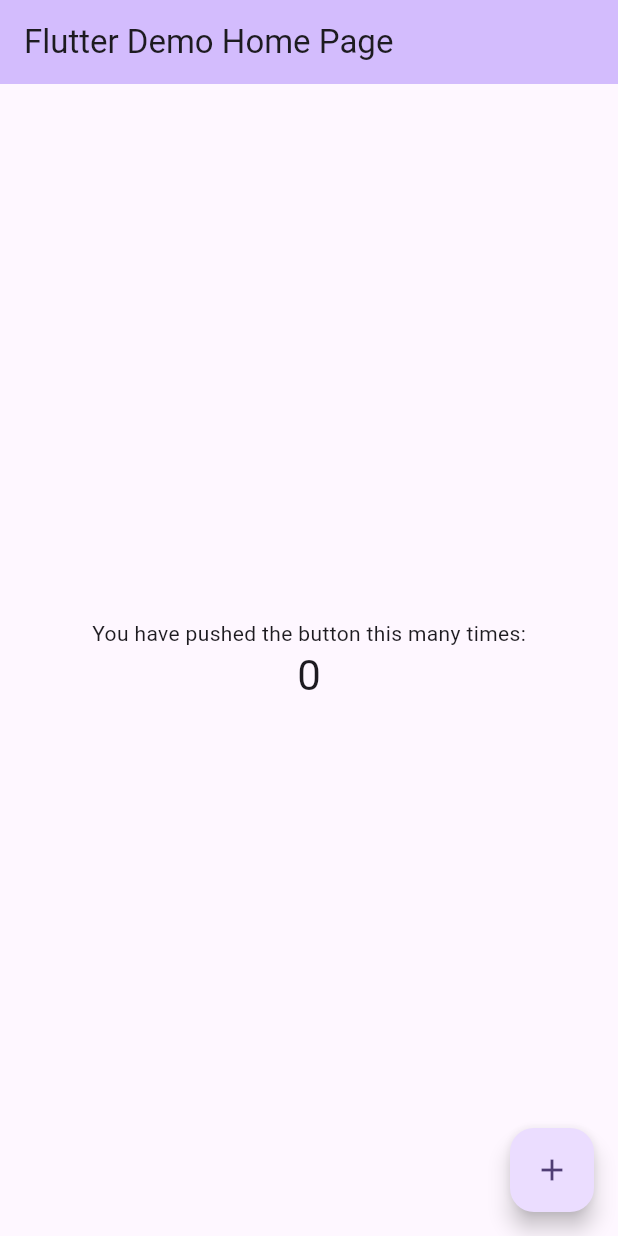
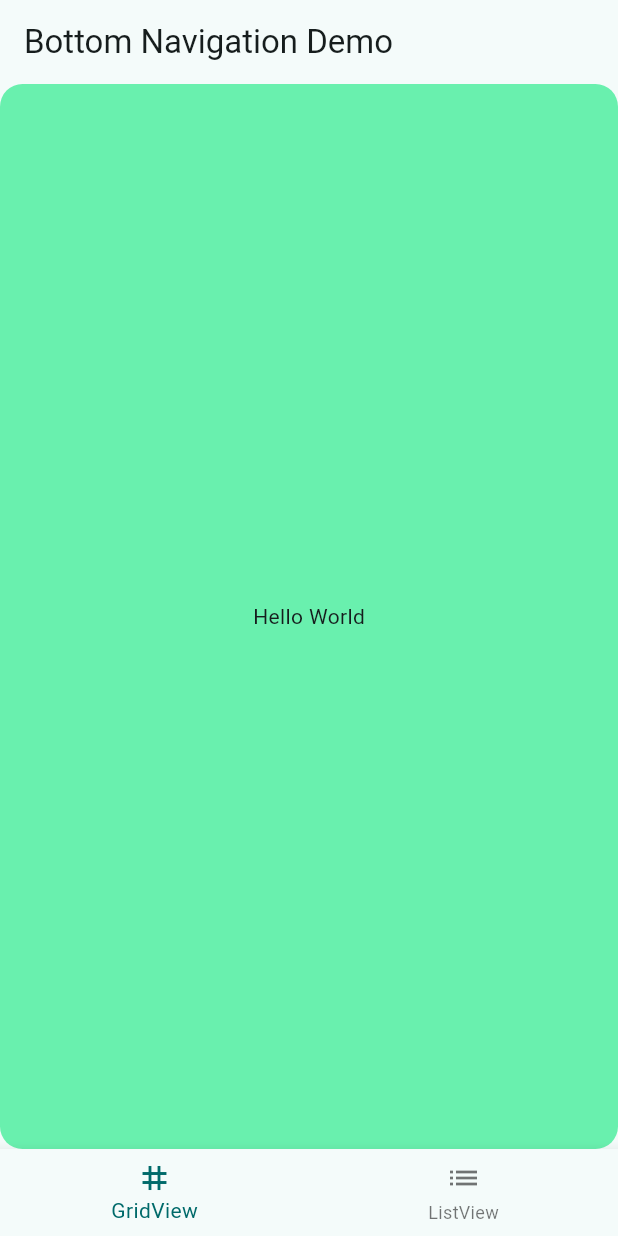
Before and after one commit to rafliadi9789/belajar_flutter, a Flutter app: the screen it shows after launch, on a phone screen of 412 x 824 dp. Run offline on Flutter 3.47's test engine with Material 3 defaults, Android fonts, the phone set to English and light mode, and no system bars.

Commit message:
Initial commit

```diff
--- /dev/null
+++ b/lib/home/GridViewLearning.dart
@@ -0,0 +1,15 @@
+import 'package:flutter/material.dart';
+
+class GridViewLearning extends StatelessWidget {
+  GridViewLearning({super.key});
+
+ @override
+  Widget build(BuildContext context) {
+    // TODO: implement build
+    return Container(
+      decoration: BoxDecoration(
+        color: Colors.greenAccent, borderRadius: BorderRadius.circular(15)),
+      child: const Center(child: Text('Hello World')),
+      );
+  }
+}
--- /dev/null
+++ b/lib/home/homepagewithmenu.dart
@@ -0,0 +1,46 @@
+import 'package:flutter/material.dart';
+import 'ListsWithCards.dart';
+import 'GridViewLearning.dart';
+
+class MainScreen extends StatefulWidget {
+  @override
+  _MainScreenState createState() => _MainScreenState();
+}
+
+class _MainScreenState extends State<MainScreen> {
+  int _currentIndex = 0;
+
+  final List<Widget> _tabs = [
+    GridViewLearning(),
+    ListsWithCards(),
+];
+
+@override
+Widget build(BuildContext context) {
+  return Scaffold (
+    appBar: AppBar (
+      title: Text('Bottom Navigation Demo'),
+  ),
+    body: _tabs[_currentIndex],
+    bottomNavigationBar: BottomNavigationBar(
+       currentIndex: _currentIndex,
+       onTap: (int index) {
+         setState(() {
+            _currentIndex = index;
+        });
+      },
+
+      items: [
+        BottomNavigationBarItem(
+          icon: Icon(Icons.grid_3x3),
+          label: 'GridView'
+        ),
+        BottomNavigationBarItem(
+          icon: Icon(Icons.list),
+          label: 'ListView',
+         ),
+       ],
+       ),
+         );
+    }
+}
--- a/lib/main.dart
+++ b/lib/main.dart
@@ -1,125 +1,22 @@
 import 'package:flutter/material.dart';
+import 'home/homepagewithmenu.dart';
+
 
 void main() {
-  runApp(const MyApp());
+  runApp( MyApp());
 }
 
 class MyApp extends StatelessWidget {
   const MyApp({super.key});
-
-  // This widget is the root of your application.
   @override
   Widget build(BuildContext context) {
     return MaterialApp(
-      title: 'Flutter Demo',
-      theme: ThemeData(
-        // This is the theme of your application.
-        //
-        // TRY THIS: Try running your application with "flutter run". You'll see
-        // the application has a purple toolbar. Then, without quitting the app,
-        // try changing the seedColor in the colorScheme below to Colors.green
-        // and then invoke "hot reload" (save your changes or press the "hot
-        // reload" button in a Flutter-supported IDE, or press "r" if you used
-        // the command line to start the app).
-        //
-        // Notice that the counter didn't reset back to zero; the application
-        // state is not lost during the reload. To reset the state, use hot
-        // restart instead.
-        //
-        // This works for code too, not just values: Most code changes can be
-        // tested with just a hot reload.
-        colorScheme: ColorScheme.fromSeed(seedColor: Colors.deepPurple),
-        useMaterial3: true,
-      ),
-      home: const MyHomePage(title: 'Flutter Demo Home Page'),
-    );
+          title: 'Multiple List with Cards',
+        theme: ThemeData(
+          colorScheme: ColorScheme.fromSeed(seedColor: Colors.cyanAccent),
+          useMaterial3: true,
+        ),
+      home: MainScreen(),
+        );
   }
 }
-
-class MyHomePage extends StatefulWidget {
-  const MyHomePage({super.key, required this.title});
-
-  // This widget is the home page of your application. It is stateful, meaning
-  // that it has a State object (defined below) that contains fields that affect
-  // how it looks.
-
-  // This class is the configuration for the state. It holds the values (in this
-  // case the title) provided by the parent (in this case the App widget) and
-  // used by the build method of the State. Fields in a Widget subclass are
-  // always marked "final".
-
-  final String title;
-
-  @override
-  State<MyHomePage> createState() => _MyHomePageState();
-}
-
-class _MyHomePageState extends State<MyHomePage> {
-  int _counter = 0;
-
-  void _incrementCounter() {
-    setState(() {
-      // This call to setState tells the Flutter framework that something has
-      // changed in this State, which causes it to rerun the build method below
-      // so that the display can reflect the updated values. If we changed
-      // _counter without calling setState(), then the build method would not be
-      // called again, and so nothing would appear to happen.
-      _counter++;
-    });
-  }
-
-  @override
-  Widget build(BuildContext context) {
-    // This method is rerun every time setState is called, for instance as done
-    // by the _incrementCounter method above.
-    //
-    // The Flutter framework has been optimized to make rerunning build methods
-    // fast, so that you can just rebuild anything that needs updating rather
-    // than having to individually change instances of widgets.
-    return Scaffold(
-      appBar: AppBar(
-        // TRY THIS: Try changing the color here to a specific color (to
-        // Colors.amber, perhaps?) and trigger a hot reload to see the AppBar
-        // change color while the other colors stay the same.
-        backgroundColor: Theme.of(context).colorScheme.inversePrimary,
-        // Here we take the value from the MyHomePage object that was created by
-        // the App.build method, and use it to set our appbar title.
-        title: Text(widget.title),
-      ),
-      body: Center(
-        // Center is a layout widget. It takes a single child and positions it
-        // in the middle of the parent.
-        child: Column(
-          // Column is also a layout widget. It takes a list of children and
-          // arranges them vertically. By default, it sizes itself to fit its
-          // children horizontally, and tries to be as tall as its parent.
-          //
-          // Column has various properties to control how it sizes itself and
-          // how it positions its children. Here we use mainAxisAlignment to
-          // center the children vertically; the main axis here is the vertical
-          // axis because Columns are vertical (the cross axis would be
-          // horizontal).
-          //
-          // TRY THIS: Invoke "debug painting" (choose the "Toggle Debug Paint"
-          // action in the IDE, or press "p" in the console), to see the
-          // wireframe for each widget.
-          mainAxisAlignment: MainAxisAlignment.center,
-          children: <Widget>[
-            const Text(
-              'You have pushed the button this many times:',
-            ),
-            Text(
-              '$_counter',
-              style: Theme.of(context).textTheme.headlineMedium,
-            ),
-          ],
-        ),
-      ),
-      floatingActionButton: FloatingActionButton(
-        onPressed: _incrementCounter,
-        tooltip: 'Increment',
-        child: const Icon(Icons.add),
-      ), // This trailing comma makes auto-formatting nicer for build methods.
-    );
-  }
-}
```
Also changed, not shown: lib/testing.dart (+79 -0 lines).
